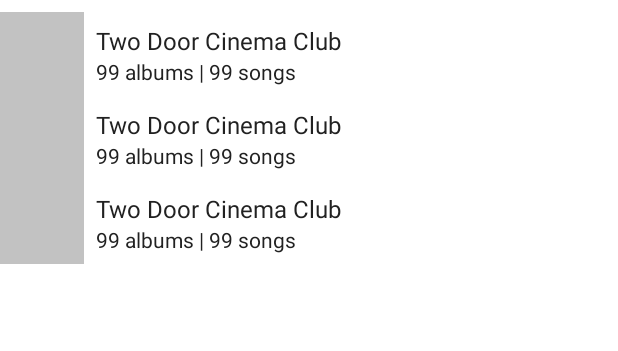
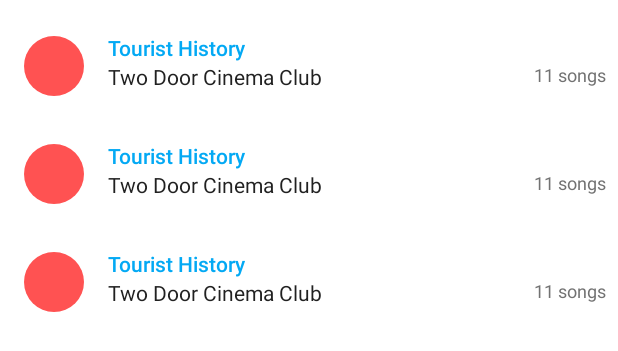
Before and after one commit to mlykotom/mul-player, an Android app: the layout fragment_albums_list.xml on its own in the app's theme, with its tools: preview values and no code run, on a phone screen of 412 x 824 dp. Shown: the top 351 px of the screen. Run offline under Robolectric (Android 15) with nearby library versions, the phone set to English and light mode, and no system bars; network calls fail.

Commit message:
Advance album getting
- styled
- more information

```diff
--- a/app/build.gradle
+++ b/app/build.gradle
@@ -28,6 +28,7 @@
     compile 'com.jakewharton:butterknife:7.0.1'
     compile 'com.android.support:recyclerview-v7:23.3.0'
     compile 'com.android.support:support-v4:23.3.0'
+    compile 'com.android.support:appcompat-v7:23.3.0'
     compile 'com.android.support:design:23.3.0'
     compile 'com.squareup.picasso:picasso:2.5.2'
 }
--- a/app/src/main/java/cz/vutbr/fit/mulplayer/Global.java
+++ b/app/src/main/java/cz/vutbr/fit/mulplayer/Global.java
@@ -16,7 +16,7 @@
 		Picasso.Builder builder = new Picasso.Builder(this);
 		Picasso built = builder.build();
 		built.setIndicatorsEnabled(true);
-		built.setLoggingEnabled(true);
+		built.setLoggingEnabled(false);
 		Picasso.setSingletonInstance(built);
 	}
 }
--- a/app/src/main/java/cz/vutbr/fit/mulplayer/mvp/BaseActivityPresenter.java
+++ b/app/src/main/java/cz/vutbr/fit/mulplayer/mvp/BaseActivityPresenter.java
@@ -7,11 +7,6 @@
 public class BaseActivityPresenter extends BasePresenter {
 	protected BaseActivity mBaseActivity; // TODO IBaseView
 
-	/**
-	 * Behaves like constructor + onCreate()
-	 *
-	 * @param activity bound to
-	 */
 	public BaseActivityPresenter(BaseActivity activity) {
 		mBaseActivity = activity;
 	}
--- a/app/src/main/java/cz/vutbr/fit/mulplayer/mvp/CursorRecyclerAdapter.java
+++ b/app/src/main/java/cz/vutbr/fit/mulplayer/mvp/CursorRecyclerAdapter.java
@@ -1,5 +1,4 @@
-package cz.vutbr.fit.mulplayer.mvp;
-/*
+package cz.vutbr.fit.mulplayer.mvp;/*
  * The MIT License (MIT)
  *
  * Copyright (c) 2015 ARNAUD FRUGIER
--- a/app/src/main/java/cz/vutbr/fit/mulplayer/mvp/albums_list/AlbumsListFragment.java
+++ b/app/src/main/java/cz/vutbr/fit/mulplayer/mvp/albums_list/AlbumsListFragment.java
@@ -14,6 +14,7 @@
 import butterknife.ButterKnife;
 import cz.vutbr.fit.mulplayer.R;
 import cz.vutbr.fit.mulplayer.mvp.BaseFragment;
+import cz.vutbr.fit.mulplayer.utils.SimpleDividerItemDecoration;
 
 /**
  * @author mlyko
@@ -68,9 +69,10 @@
 		mAlbumsList.setLayoutManager(new LinearLayoutManager(getActivity()));
 		mAlbumsList.setItemAnimator(new DefaultItemAnimator());
 		mAlbumsList.setAdapter(mAlbumsListAdapter);
+		mAlbumsList.addItemDecoration(new SimpleDividerItemDecoration(getActivity()));
 	}
 
 	public void updateList(Cursor data){
-		mAlbumsListAdapter.swapCursor(data);
+		mAlbumsListAdapter.changeCursor(data);
 	}
 }
--- a/app/src/main/java/cz/vutbr/fit/mulplayer/mvp/albums_list/AlbumsListPresenter.java
+++ b/app/src/main/java/cz/vutbr/fit/mulplayer/mvp/albums_list/AlbumsListPresenter.java
@@ -21,7 +21,9 @@
 	String[] mProjection = {
 			MediaStore.Audio.Albums._ID,
 			MediaStore.Audio.Albums.ALBUM_ART,
-			MediaStore.Audio.Albums.ALBUM
+			MediaStore.Audio.Albums.ALBUM,
+			MediaStore.Audio.Albums.ARTIST,
+			MediaStore.Audio.Albums.NUMBER_OF_SONGS
 	};
 
 	public AlbumsListPresenter(AlbumsListFragment fragment) {
@@ -37,7 +39,7 @@
 				mProjection,
 				null,
 				null,
-				null
+				MediaStore.Audio.Albums.ALBUM_KEY
 		);
 
 		mCursorLoader.registerListener(LOADER_ALBUMS_MUSIC, this);
--- a/app/src/main/java/cz/vutbr/fit/mulplayer/mvp/player/PlayerPresenter.java
+++ b/app/src/main/java/cz/vutbr/fit/mulplayer/mvp/player/PlayerPresenter.java
@@ -17,8 +17,8 @@
 public class PlayerPresenter extends BaseFragmentPresenter {
 	private static final String TAG = PlayerPresenter.class.getSimpleName();
 
-	IPlayerView mFragment;
-	Song mActualSong;
+	public IPlayerView mFragment;
+	public Song mActualSong;
 
 	int mEndTime;
 	int mActualTime;
--- a/app/src/main/res/layout/fragment_albums_list.xml
+++ b/app/src/main/res/layout/fragment_albums_list.xml
@@ -10,5 +10,5 @@
     android:layout_marginTop="8dp"
     app:layoutManager="LinearLayoutManager"
     tools:context=".mvp.albums_list.AlbumsListFragment"
-    tools:listitem="@layout/item_list_artist"
+    tools:listitem="@layout/item_list_album"
     />
--- /dev/null
+++ b/app/src/main/res/layout/item_list_album.xml
@@ -0,0 +1,64 @@
+<?xml version="1.0" encoding="utf-8"?>
+<RelativeLayout xmlns:android="http://schemas.android.com/apk/res/android"
+    xmlns:tools="http://schemas.android.com/tools"
+    android:layout_width="wrap_content"
+    android:layout_height="72dp"
+    android:background="?attr/selectableItemBackground"
+    android:clickable="true"
+    android:focusable="true"
+    >
+
+    <ImageView
+        android:id="@+id/item_icon"
+        android:layout_width="40dp"
+        android:layout_height="40dp"
+        android:layout_centerVertical="true"
+        android:layout_marginLeft="16dp"
+        android:layout_marginStart="16dp"
+        android:background="@drawable/oval_accent"
+        />
+
+    <TextView
+        android:id="@+id/item_title"
+        android:layout_width="match_parent"
+        android:layout_height="wrap_content"
+        android:layout_alignEnd="@+id/item_additional"
+        android:layout_alignRight="@+id/item_additional"
+        android:layout_alignTop="@id/item_icon"
+        android:layout_marginLeft="16dp"
+        android:layout_marginStart="16dp"
+        android:layout_marginTop="-2dp"
+        android:layout_toEndOf="@+id/item_icon"
+        android:layout_toRightOf="@+id/item_icon"
+        android:singleLine="true"
+        android:textAppearance="@style/TextAppearance.AppCompat.Body2"
+        android:textColor="@color/primary"
+        tools:text="Tourist History"
+        />
+
+    <TextView
+        android:id="@+id/item_subtitle"
+        android:layout_width="match_parent"
+        android:layout_height="wrap_content"
+        android:layout_alignLeft="@id/item_title"
+        android:layout_alignStart="@id/item_title"
+        android:layout_below="@id/item_title"
+        android:layout_toLeftOf="@id/item_additional"
+        android:layout_toStartOf="@id/item_additional"
+        android:textAppearance="@style/TextAppearance.AppCompat.Body1"
+        tools:text="Two Door Cinema Club"
+        />
+
+    <TextView
+        android:id="@+id/item_additional"
+        android:layout_width="wrap_content"
+        android:layout_height="wrap_content"
+        android:layout_alignParentEnd="true"
+        android:layout_alignParentRight="true"
+        android:layout_below="@+id/item_title"
+        android:layout_marginEnd="8dp"
+        android:layout_marginRight="8dp"
+        android:textAppearance="@style/TextAppearance.AppCompat.Caption"
+        tools:text="11 songs"
+        />
+</RelativeLayout>
--- a/app/src/main/res/layout/item_list_artist.xml
+++ /dev/null
@@ -1,41 +0,0 @@
-<?xml version="1.0" encoding="utf-8"?>
-<RelativeLayout
-    xmlns:android="http://schemas.android.com/apk/res/android"
-    xmlns:tools="http://schemas.android.com/tools"
-    android:layout_width="wrap_content"
-    android:layout_height="56dp"
-    >
-
-    <ImageView
-        android:id="@+id/item_icon"
-        android:layout_width="56dp"
-        android:layout_height="56dp"
-        android:layout_centerVertical="true"
-        android:background="@color/gray"
-        />
-
-    <TextView
-        android:id="@+id/item_title"
-        android:layout_width="match_parent"
-        android:layout_height="wrap_content"
-        android:layout_marginLeft="8dp"
-        android:layout_marginStart="8dp"
-        android:layout_marginTop="8dp"
-        android:layout_toEndOf="@+id/item_icon"
-        android:layout_toRightOf="@+id/item_icon"
-        android:singleLine="true"
-        android:textAppearance="@style/TextAppearance.AppCompat.Subhead"
-        tools:text="Two Door Cinema Club"
-        />
-
-    <TextView
-        android:id="@+id/item_subtitle"
-        android:layout_width="match_parent"
-        android:layout_height="wrap_content"
-        android:layout_alignLeft="@id/item_title"
-        android:layout_alignStart="@id/item_title"
-        android:layout_below="@id/item_title"
-        android:textAppearance="@style/TextAppearance.AppCompat.Body1"
-        tools:text="99 albums | 99 songs"
-        />
-</RelativeLayout>
--- a/app/src/main/res/values/colors.xml
+++ b/app/src/main/res/values/colors.xml
@@ -8,7 +8,7 @@
     <color name="primary_text">#212121</color>
     <color name="secondary_text">#727272</color>
     <color name="icons">#FFFFFF</color>
-    <color name="divider">#B6B6B6</color>
+    <color name="divider">#60B6B6B6</color>
 
     <color name="background">#FFFFFF</color>
     <color name="gray">#c2c2c2</color>
```
Also changed, not shown: app/src/main/java/cz/vutbr/fit/mulplayer/mvp/BaseActivity.java (+7 -1 lines), app/src/main/java/cz/vutbr/fit/mulplayer/mvp/albums_list/AlbumsListAdapter.java (+25 -13 lines), app/src/main/java/cz/vutbr/fit/mulplayer/mvp/main/MainActivity.java (+6 -5 lines), app/src/main/java/cz/vutbr/fit/mulplayer/mvp/main/MainPresenter.java (+7 -5 lines), app/src/main/java/cz/vutbr/fit/mulplayer/utils/CircleTransform.java (added, +49 -0 lines), app/src/main/java/cz/vutbr/fit/mulplayer/utils/SimpleDividerItemDecoration.java (added, +44 -0 lines), app/src/main/res/drawable/line_divider.xml (added, +11 -0 lines), app/src/main/res/values/strings.xml (+15 -0 lines), app/src/main/res/values/styles.xml (+22 -0 lines).
